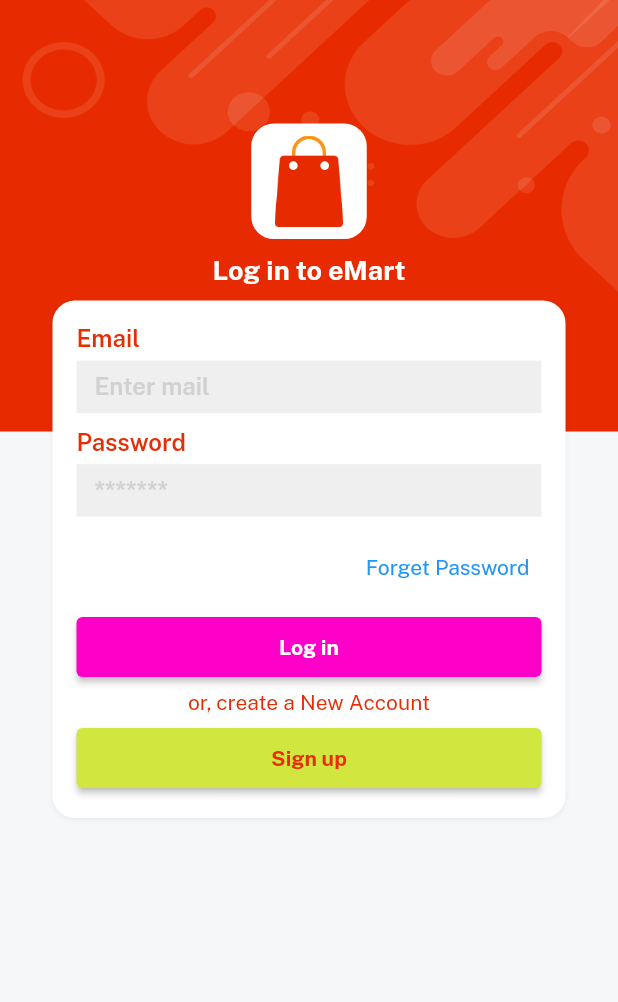
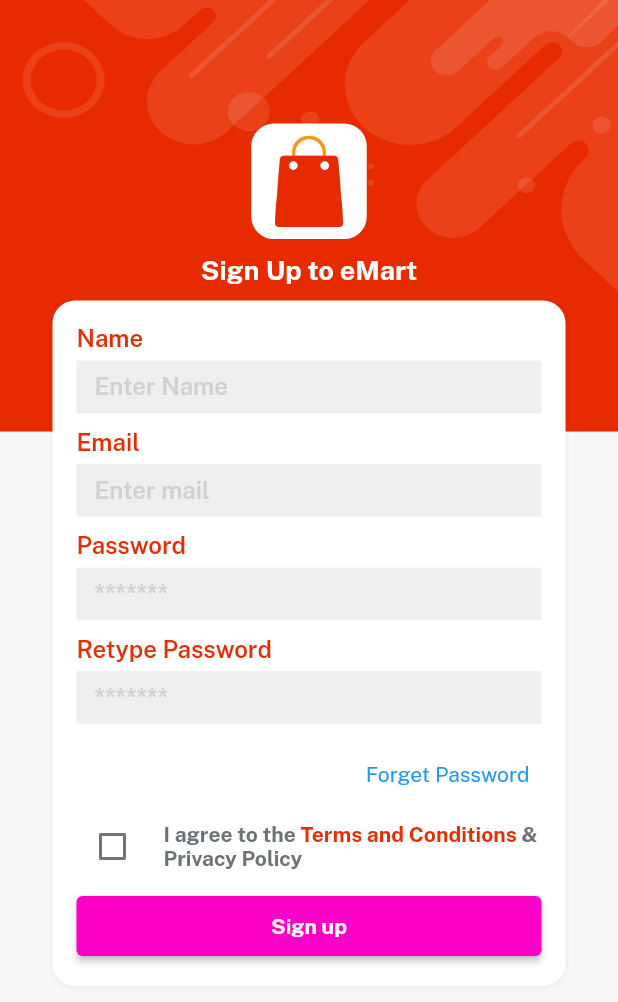
Before and after one commit to AdibNihal10/Klg-Online-Market, a Flutter app: the screen it shows after launch, after a tap on "Sign up", on a phone screen of 412 x 824 dp. Shown: the top 1002 px of the screen. Run offline on Flutter 3.47's test engine with Material 2 defaults, Android fonts, the phone set to English and light mode, and no system bars; our stand-ins replace firebase_core, get, velocity_x; accounts and stored records are empty.

Commit message:
signupScreen

```diff
--- a/lib/consts/strings.dart
+++ b/lib/consts/strings.dart
@@ -8,6 +8,10 @@ const passwordHint = "*******";
 const forgetPass = "Forget Password";
 const login = "Log in";
 const signup = "Sign up";
-
+const reTypepassword = "Retype Password";
+const name = "Name";
+const nameHint = "Enter Name";
 const createNewAccount = "or, create a New Account";
 const loginwith = "Log in with";
+const privacyPolicy = "Privacy Policy";
+const terms = "Terms and Conditions";
--- a/lib/views/auth_screen/login_screen.dart
+++ b/lib/views/auth_screen/login_screen.dart
@@ -1,3 +1,4 @@
+import 'package:flutter_app/views/auth_screen/signup_screen.dart';
 import 'package:flutter_app/widget_common/applogo_widget.dart';
 import 'package:flutter_app/widget_common/bd_widget.dart';
 // import 'package:flutter_app/widget_common/applogo_widget.dart';
@@ -6,6 +7,7 @@ import 'package:flutter_app/consts/consts.dart';
 import 'package:flutter_app/widget_common/custom_textfield.dart';
 // import 'package:flutter_app';
 import 'package:flutter_app/widget_common/our_button.dart';
+import 'package:get/get.dart';
 
 class LoginScreen extends StatelessWidget {
   const LoginScreen({Key? key}) : super(key: key);
@@ -44,13 +46,12 @@ class LoginScreen extends StatelessWidget {
               5.heightBox,
 
               ourButton(
-                      color: yellow,
-                      title: signup,
-                      textColor: redColor,
-                      onPress: () {})
-                  .box
-                  .width(context.screenWidth - 50)
-                  .make(),
+                  color: yellow,
+                  title: signup,
+                  textColor: redColor,
+                  onPress: () {
+                    Get.to(() => const Signup());
+                  }).box.width(context.screenWidth - 50).make(),
             ],
           )
               .box
--- /dev/null
+++ b/lib/views/auth_screen/signup_screen.dart
@@ -0,0 +1,93 @@
+import 'package:flutter_app/consts/consts.dart';
+import 'package:flutter_app/widget_common/bd_widget.dart';
+import 'package:flutter_app/widget_common/applogo_widget.dart';
+import 'package:flutter_app/widget_common/custom_textfield.dart';
+import 'package:flutter_app/widget_common/our_button.dart';
+
+class Signup extends StatelessWidget {
+  const Signup({Key? key}) : super(key: key);
+  @override
+  Widget build(BuildContext context) {
+    return bgWidget(
+        child: Scaffold(
+      resizeToAvoidBottomInset: false,
+      body: Center(
+        child: Column(children: [
+          (context.screenHeight * 0.1).heightBox,
+          applogoWidget(),
+          10.heightBox,
+          "Sign Up to $appname".text.fontFamily(bold).white.size(18).make(),
+          10.heightBox,
+          Column(
+            children: [
+              customTextField(hint: nameHint, title: name),
+              customTextField(hint: emailHint, title: email),
+              customTextField(hint: passwordHint, title: password),
+              customTextField(hint: passwordHint, title: reTypepassword),
+              Align(
+                  alignment: Alignment.centerRight,
+                  child: TextButton(
+                      onPressed: () {}, child: forgetPass.text.make())),
+
+              Row(
+                children: [
+                  Checkbox(
+                    checkColor: redColor,
+                    value: false,
+                    onChanged: (newValue) {},
+                  ),
+                  10.widthBox,
+                  Expanded(
+                      child: RichText(
+                          text: const TextSpan(children: [
+                    TextSpan(
+                        text: "I agree to the ",
+                        style: TextStyle(
+                          fontFamily: bold,
+                          color: fontGrey,
+                        )),
+                    TextSpan(
+                        text: terms,
+                        style: TextStyle(
+                          fontFamily: bold,
+                          color: redColor,
+                        )),
+                    TextSpan(
+                        text: " & ",
+                        style: TextStyle(
+                          fontFamily: bold,
+                          color: fontGrey,
+                        )),
+                    TextSpan(
+                        text: privacyPolicy,
+                        style: TextStyle(
+                          fontFamily: bold,
+                          color: fontGrey,
+                        ))
+                  ])))
+                ],
+              ),
+              5.heightBox,
+              // ourButton().box.width(context.screenWidth - 50).make(),
+              ourButton(
+                      color: purple,
+                      title: signup,
+                      textColor: whiteColor,
+                      onPress: () {})
+                  .box
+                  .width(context.screenWidth - 50)
+                  .make(),
+            ],
+          )
+              .box
+              .white
+              .rounded
+              .padding(const EdgeInsets.all(16))
+              .width(context.screenWidth - 70)
+              .shadowSm
+              .make(),
+        ]),
+      ),
+    ));
+  }
+}
--- a/lib/widget_common/our_button.dart
+++ b/lib/widget_common/our_button.dart
@@ -7,8 +7,6 @@ Widget ourButton({onPress, color, textColor, String? title}) {
         backgroundColor: color,
         padding: const EdgeInsets.all(12),
       ),
-      onPressed: () {
-        onPress;
-      },
+      onPressed: onPress,
       child: title!.text.color(textColor).fontFamily(bold).make());
 }
```
